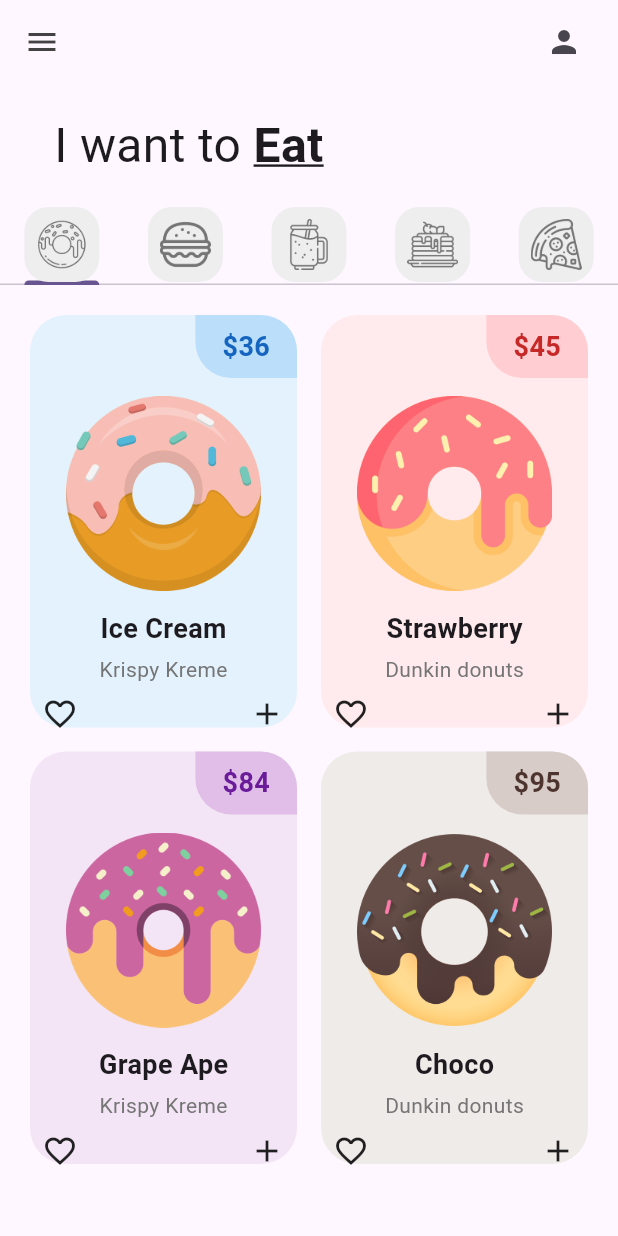
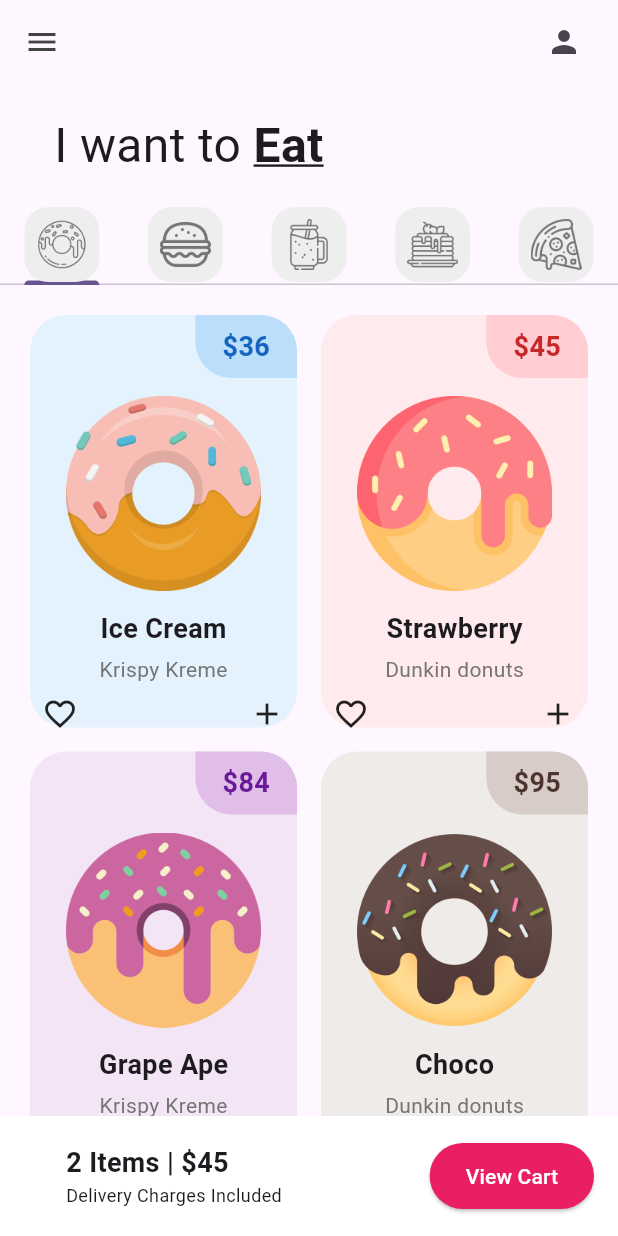
Before and after one commit to Dumpling1902/donut_app_2a_ramirez, a Flutter app: the screen it shows after launch, on a phone screen of 412 x 824 dp. Run offline on Flutter 3.47's test engine with Material 3 defaults, Android fonts, the phone set to English and light mode, and no system bars.

Commit message:
UI finished

```diff
--- a/lib/pages/home_page.dart
+++ b/lib/pages/home_page.dart
@@ -81,8 +81,39 @@
 
 
               )
+            ),
+            //Carrito
+            Container(
+              color: Colors.white,
+              padding: EdgeInsets.all(16),
+              child: Row(
+                mainAxisAlignment: MainAxisAlignment.spaceBetween,
+                children: [
+                  Padding(padding: EdgeInsets.only(left: 28),
+                  child: Column(
+                    //Alinear a la izquierda(horizontal)
+                    crossAxisAlignment: CrossAxisAlignment.start,
+                    children: [
+                      Text('2 Items | \$45', style: TextStyle(fontSize: 18,fontWeight: FontWeight.bold),
+                      ),
+                      Text('Delivery Charges Included', style: TextStyle(fontSize: 12),
+                      ),
+                    ],
+                  ),
+                  ),
+                  ElevatedButton(
+                        onPressed: () {},
+                        style: ElevatedButton.styleFrom(
+                          backgroundColor: Colors.pink,
+                          padding: EdgeInsets.symmetric(
+                            horizontal: 24, vertical: 12
+                          )
+                        ),
+                        child: Text('View Cart',style: TextStyle(color: Colors.white),),
+                        )
+                ],
+              ),
             )
-            //Carrito
           ],
         )
       ),
```
